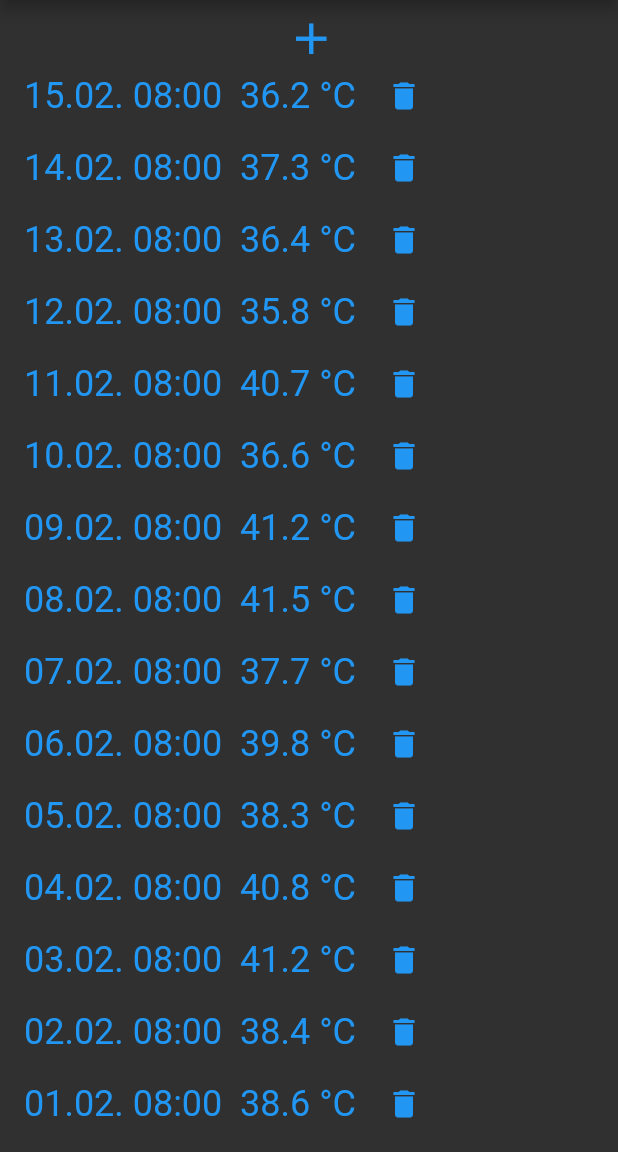
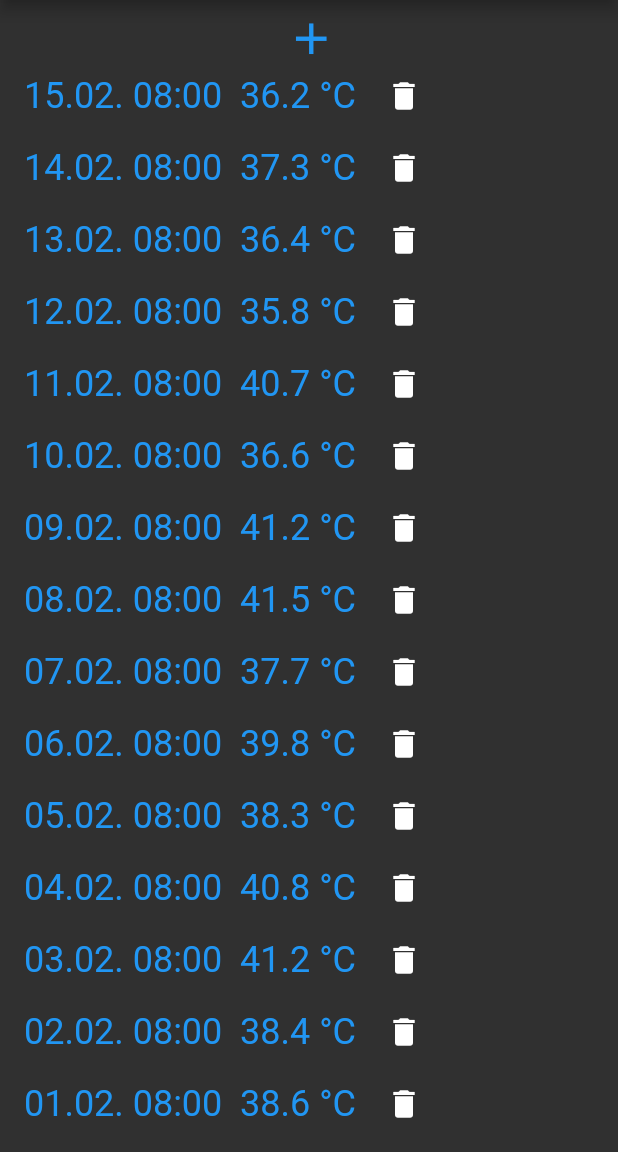
Before and after one commit to amodmulay/klinkdiary, a Flutter app: the BodyTemperatureListPage screen opened by its route, on a phone screen of 412 x 824 dp, the part 84-1236 px from its top. Run offline on Flutter 3.47's test engine with Material 2 defaults, Android fonts, the phone set to English and light mode, and no system bars; our stand-ins replace date_time_picker, fl_chart, font_awesome_flutter, google_fonts, velocity_x; generated files the repository leaves out were written again.

```diff
--- a/lib/pages/body_temperature_list_page.dart
+++ b/lib/pages/body_temperature_list_page.dart
@@ -136,7 +136,7 @@ class _BodyTemperatureListPageState extends State<BodyTemperatureListPage> {
             child: Text(dateString + ' ' + timeString + '  ' + bodyTemperatureString),
           ),
           IconButton(
-            icon: const Icon(Icons.delete, color: Colors.blue),
+            icon: const Icon(Icons.delete),
             onPressed: () {
               var deleteConfirmed = showDialog(context: context, builder: (context) {
                 return AlertDialog(
@@ -162,8 +162,10 @@ class _BodyTemperatureListPageState extends State<BodyTemperatureListPage> {
     var result = await Navigator.pushNamed(context, Pages.bodyTemperatureDetails,
         arguments: _bodyTemperatureData.bodyTemperatureHistory[index]);
 
-    final BodyTemperatureRecord editedBodyTemperatureRecord = result as BodyTemperatureRecord;
-    updateItem(index, editedBodyTemperatureRecord);
+    if (result != null) {
+      final BodyTemperatureRecord editedBodyTemperatureRecord = result as BodyTemperatureRecord;
+      updateItem(index, editedBodyTemperatureRecord);
+    }
   }
 
   _addNewMeassurement(BuildContext context) async {
--- a/lib/pages/homepage.dart
+++ b/lib/pages/homepage.dart
@@ -1,8 +1,8 @@
 import 'package:flutter/material.dart';
 import '../i18n/i18n.dart';
 import 'package:font_awesome_flutter/font_awesome_flutter.dart';
-import 'package:klinikdiary/components/icon_content.dart';
-import 'package:klinikdiary/components/reusable_card.dart';
+import '../components/icon_content.dart';
+import '../components/reusable_card.dart';
 import 'pages.dart';
 import '../theme/constants.dart';
 
```
